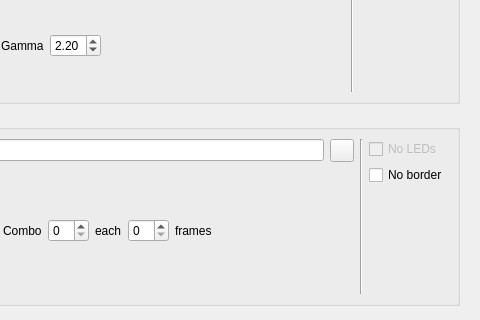
This is ui/setupwin.ui in DruzhininPavel/xpeccy-plus as Qt 5 draws it before an edit; both pictures show x 236 to 716 and y 313 to 633 of the 716 by 909 pixel window. The edited form follows.
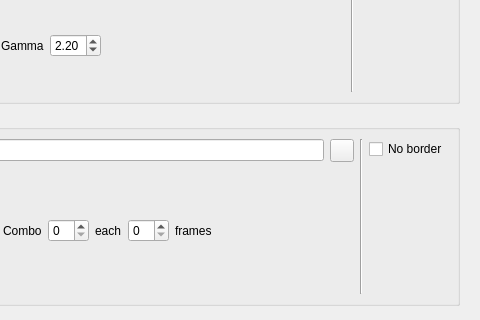
This is the edited form. The open tabs and pages were chosen to show the change. Icons and pictures are not drawn. Custom widgets are drawn as their Qt base class.

What changed in the file:
```diff
--- a/ui/setupwin.ui
+++ b/ui/setupwin.ui
@@ -1934,19 +1934,6 @@
                  </item>
                  <item>
                   <layout class="QVBoxLayout" name="ssColumn">
-                   <item>
-                    <widget class="QCheckBox" name="ssNoLeds">
-                     <property name="toolTip">
-                      <string>Leave the indicators out of the screenshot</string>
-                     </property>
-                     <property name="enabled">
-                      <bool>false</bool>
-                     </property>
-                     <property name="text">
-                      <string>No LEDs</string>
-                     </property>
-                    </widget>
-                   </item>
                    <item>
                     <widget class="QCheckBox" name="ssNoBord">
                      <property name="toolTip">
```
Left out of the diff: 10 changed lines with no effect on the pictures.
